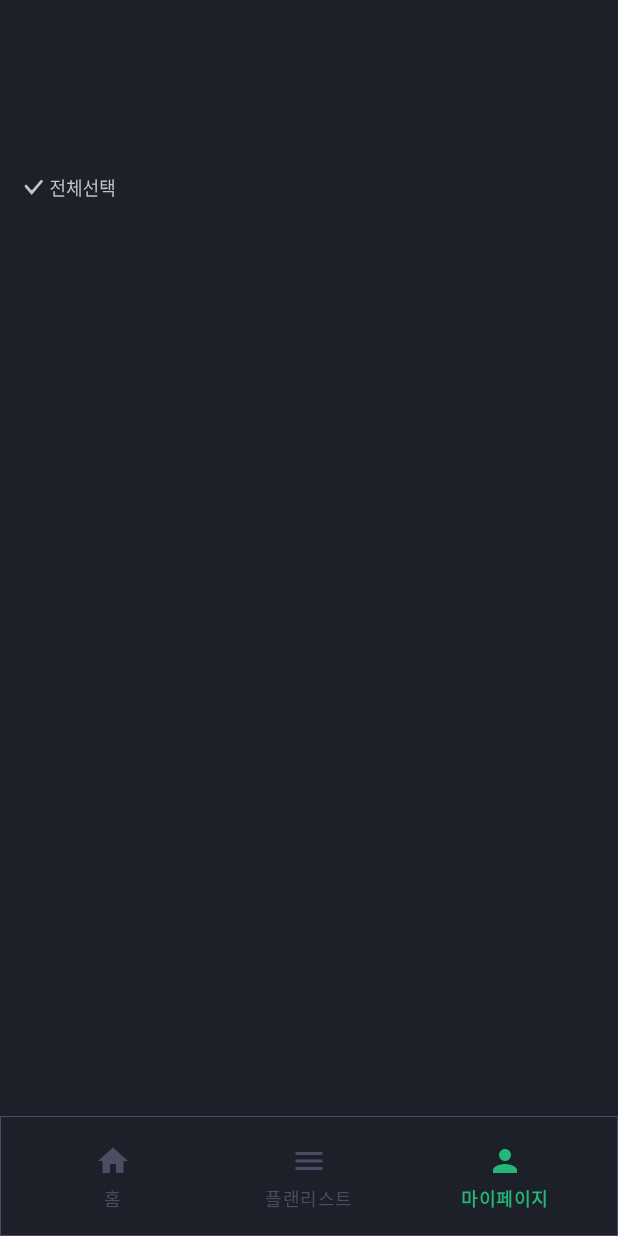
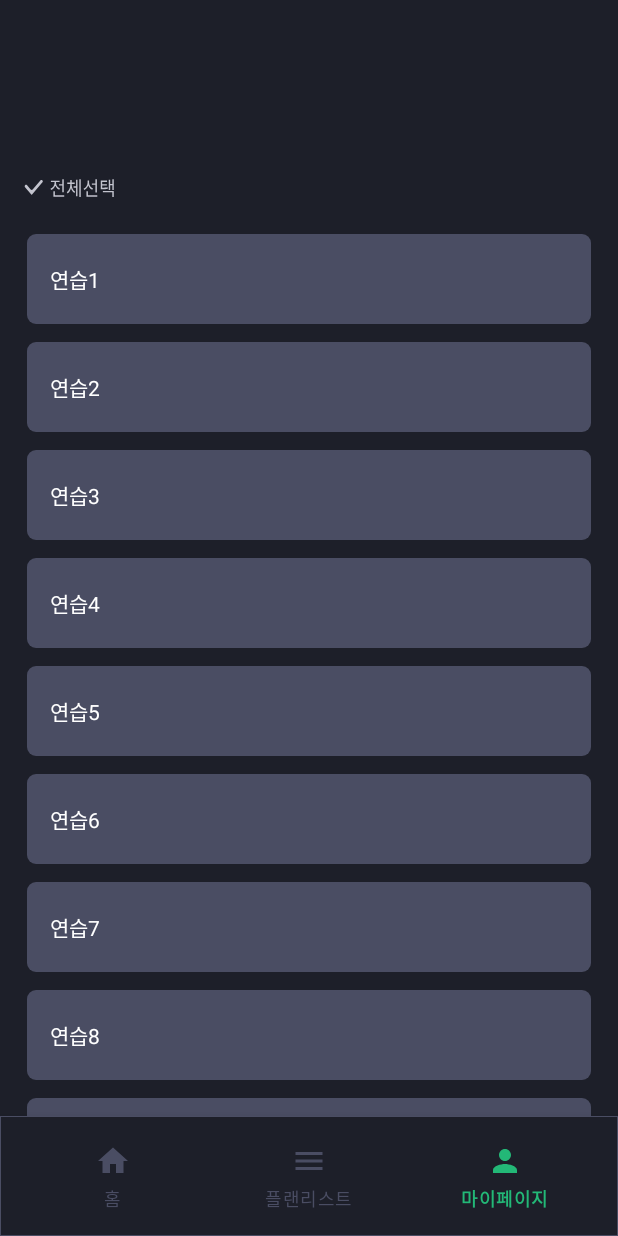
Before and after one commit to Team-Growthook/Growthook-AOS-Laboratory, an Android app: the screen it shows after launch (MainActivity), item 3 of the bottom bar chosen, on a phone screen of 412 x 824 dp. Run offline under Robolectric (Android 15) with nearby library versions, the phone set to English and light mode, and no system bars; our stand-ins replace data binding.

Commit message:
[FEAT/#3] 아이템 다중 선택 구현

```diff
--- a/app/src/main/java/com/growthook/growthooklaboratory/presentation/MypageFragment.kt
+++ b/app/src/main/java/com/growthook/growthooklaboratory/presentation/MypageFragment.kt
@@ -2,24 +2,16 @@ package com.growthook.growthooklaboratory.presentation
 
 import android.os.Bundle
 import android.view.View
+import androidx.fragment.app.viewModels
 import com.growthook.growthooklaboratory.R
 import com.growthook.growthooklaboratory.databinding.FragmentMypageBinding
-import com.growthook.growthooklaboratory.domain.entity.Insight
 import com.growthook.growthooklaboratory.presentation.gaeun.MultiSelectAdapter
+import com.growthook.growthooklaboratory.presentation.gaeun.MyPageViewModel
 import com.growthook.growthooklaboratory.util.base.BaseFragment
 
 class MypageFragment : BaseFragment<FragmentMypageBinding>(R.layout.fragment_mypage) {
 
-    private val dummyData = listOf(
-        Insight(true, "연습1"),
-        Insight(true, "연습2"),
-        Insight(true, "연습3"),
-        Insight(true, "연습4"),
-        Insight(true, "연습5"),
-        Insight(true, "연습6"),
-        Insight(true, "연습7"),
-        Insight(true, "연습8"),
-    )
+    private val viewModel by viewModels<MyPageViewModel>()
 
     override fun onViewCreated(view: View, savedInstanceState: Bundle?) {
         super.onViewCreated(view, savedInstanceState)
@@ -29,7 +21,21 @@ class MypageFragment : BaseFragment<FragmentMypageBinding>(R.layout.fragment_myp
 
     private fun initAdapter() {
         val multiSelectAdapter = MultiSelectAdapter()
-        multiSelectAdapter.submitList(dummyData)
-        binding.rvHomeMain.adapter = multiSelectAdapter
+        multiSelectAdapter.submitList(viewModel.dummyData)
+        binding.rvMypageMain.adapter = multiSelectAdapter
+        allItemCheckBox(multiSelectAdapter)
+    }
+
+    private fun allItemCheckBox(multiSelectAdapter: MultiSelectAdapter) {
+        binding.chbMypageSelect.setOnCheckedChangeListener { _, isChecked ->
+            when (isChecked) {
+                true -> multiSelectAdapter.selectedInsight = viewModel.dummyData
+                false -> multiSelectAdapter.selectedInsight.clear()
+            }
+            multiSelectAdapter.submitList(viewModel.dummyData)
+        }
+        multiSelectAdapter.setOnItemClickListener {
+            binding.chbMypageSelect.isSelected = true
+        }
     }
 }
--- a/app/src/main/java/com/growthook/growthooklaboratory/presentation/gaeun/MultiSelectAdapter.kt
+++ b/app/src/main/java/com/growthook/growthooklaboratory/presentation/gaeun/MultiSelectAdapter.kt
@@ -2,14 +2,21 @@ package com.growthook.growthooklaboratory.presentation.gaeun
 
 import android.view.LayoutInflater
 import android.view.ViewGroup
+import androidx.core.content.ContextCompat
 import androidx.recyclerview.widget.ListAdapter
 import androidx.recyclerview.widget.RecyclerView
+import com.growthook.growthooklaboratory.R
 import com.growthook.growthooklaboratory.databinding.ItemGaeunInsightBinding
 import com.growthook.growthooklaboratory.domain.entity.Insight
 import com.growthook.growthooklaboratory.util.extension.ItemDiffCallback
 
 class MultiSelectAdapter :
     ListAdapter<Insight, MultiSelectAdapter.MultiSelectViewHolder>(diffCallback) {
+
+    private var onItemClickListener: ((Insight) -> Unit)? = null
+    var selectedInsight = mutableListOf<Insight>()
+
+    val selectedInsightSize = selectedInsight.size
 
     override fun onCreateViewHolder(parent: ViewGroup, viewType: Int): MultiSelectViewHolder {
         val binding: ItemGaeunInsightBinding =
@@ -21,11 +28,34 @@ class MultiSelectAdapter :
         return holder.onBind(currentList[position])
     }
 
-    class MultiSelectViewHolder(private val binding: ItemGaeunInsightBinding) :
+    inner class MultiSelectViewHolder(private val binding: ItemGaeunInsightBinding) :
         RecyclerView.ViewHolder(binding.root) {
         fun onBind(item: Insight) {
             binding.tvHomeTitle.text = item.title
+            binding.root.setOnClickListener {
+                applySelection(binding, item)
+                onItemClickListener?.let { it(item) }
+            }
         }
+    }
+
+    private fun applySelection(binding: ItemGaeunInsightBinding, insight: Insight) {
+        if (selectedInsight.contains(insight)) {
+            selectedInsight.remove(insight)
+            changeBackground(binding, R.color.example_gray)
+        } else {
+            selectedInsight.add(insight)
+            changeBackground(binding, R.color.example_green)
+        }
+        binding.hasPendingBindings()
+    }
+
+    private fun changeBackground(binding: ItemGaeunInsightBinding, resId: Int) {
+        binding.root.setBackgroundColor(ContextCompat.getColor(binding.root.context, resId))
+    }
+
+    fun setOnItemClickListener(listener: (Insight) -> Unit) {
+        onItemClickListener = listener
     }
 
     companion object {
```
